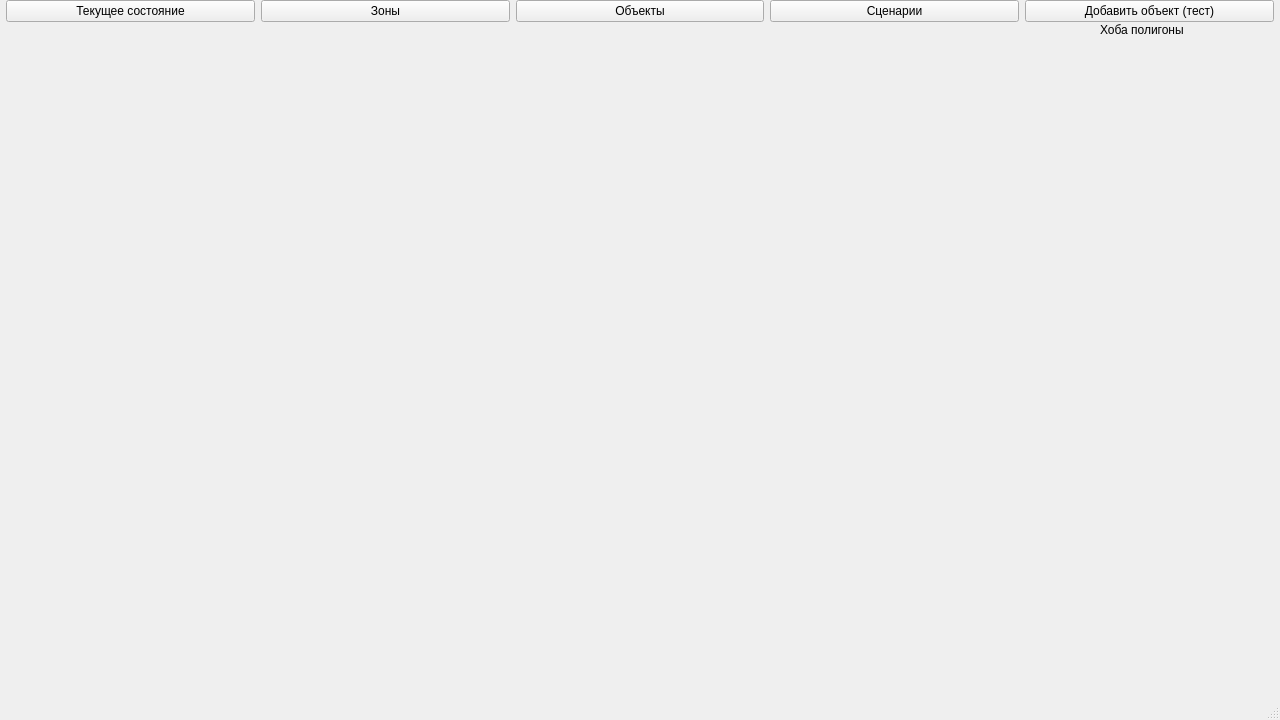
Old version of the form src/mainwindow.ui in the repository IlchenkoVasily/seye.
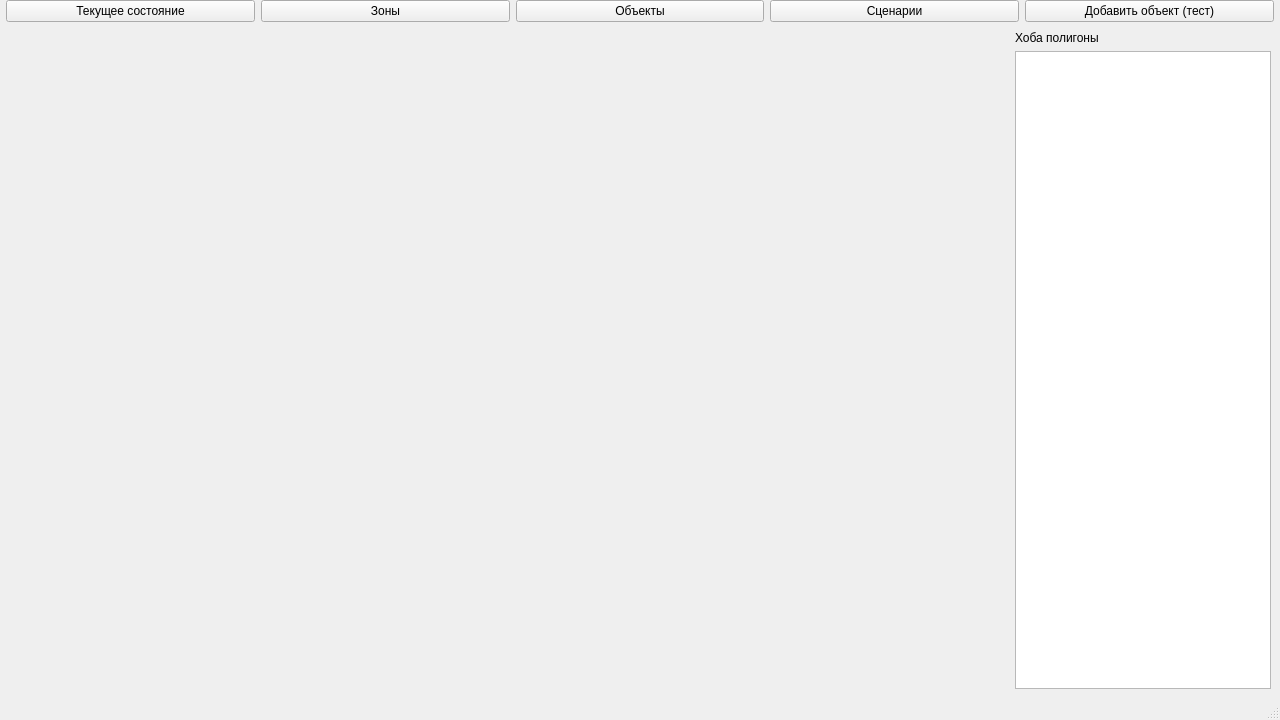
New version of the form.

```diff
--- a/src/mainwindow.ui
+++ b/src/mainwindow.ui
@@ -144,19 +144,18 @@
           <number>0</number>
          </property>
          <widget class="QWidget" name="page">
+          <layout class="QVBoxLayout" name="verticalLayout_2">
+           <item>
           <widget class="QLabel" name="label_2">
-           <property name="geometry">
-            <rect>
-             <x>70</x>
-             <y>0</y>
-             <width>111</width>
-             <height>16</height>
-            </rect>
-           </property>
            <property name="text">
             <string>Хоба полигоны</string>
            </property>
           </widget>
+           </item>
+           <item>
+            <widget class="QTableView" name="polygonView"/>
+           </item>
+          </layout>
          </widget>
          <widget class="QWidget" name="page_2">
           <widget class="QLabel" name="label">
```
Lines whose indentation alone changed are shown as unchanged.
